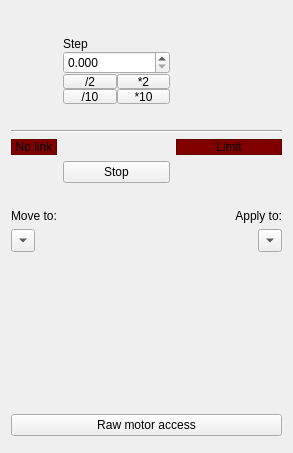
Above: share/imblSlits/slits.ui from AustralianSynchrotron/imblSlits before the change. Below: the same form after it.
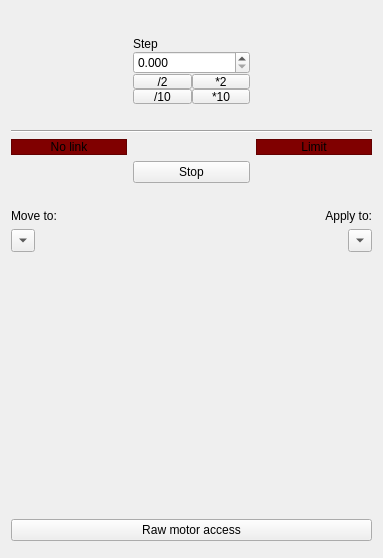
That is the form after the change. Custom widgets are drawn as their Qt base class.

Diff of the .ui file:
```diff
--- a/share/imblSlits/slits.ui
+++ b/share/imblSlits/slits.ui
@@ -6,8 +6,8 @@
    <rect>
     <x>0</x>
     <y>0</y>
-    <width>293</width>
-    <height>453</height>
+    <width>383</width>
+    <height>558</height>
    </rect>
   </property>
   <property name="windowTitle">
@@ -202,71 +202,6 @@
      </property>
     </widget>
    </item>
-   <item row="7" column="0">
-    <layout class="QVBoxLayout" name="verticalLayout_2">
-     <item>
-      <widget class="QLabel" name="label_4">
-       <property name="text">
-        <string/>
-       </property>
-      </widget>
-     </item>
-     <item>
-      <widget class="QLabel" name="label_2">
-       <property name="text">
-        <string>Move to:</string>
-       </property>
-      </widget>
-     </item>
-     <item>
-      <widget class="QToolButton" name="moveTo">
-       <property name="text">
-        <string>...</string>
-       </property>
-       <property name="popupMode">
-        <enum>QToolButton::InstantPopup</enum>
-       </property>
-       <property name="arrowType">
-        <enum>Qt::DownArrow</enum>
-       </property>
-      </widget>
-     </item>
-    </layout>
-   </item>
-   <item row="7" column="2">
-    <layout class="QGridLayout" name="gridLayout_2">
-     <item row="2" column="1">
-      <widget class="QToolButton" name="applyTo">
-       <property name="text">
-        <string>...</string>
-       </property>
-       <property name="popupMode">
-        <enum>QToolButton::InstantPopup</enum>
-       </property>
-       <property name="arrowType">
-        <enum>Qt::DownArrow</enum>
-       </property>
-      </widget>
-     </item>
-     <item row="1" column="0" colspan="2">
-      <widget class="QLabel" name="label_5">
-       <property name="text">
-        <string>Apply to:</string>
-       </property>
-       <property name="alignment">
-        <set>Qt::AlignRight|Qt::AlignTrailing|Qt::AlignVCenter</set>
-       </property>
-      </widget>
-     </item>
-     <item row="0" column="0" colspan="2">
-      <widget class="QLabel" name="label_3">
-       <property name="text">
-        <string/>
-       </property>
-      </widget>
-     </item>
-    </layout>
-   </item>
    <item row="2" column="1">
     <widget class="QWidget" name="stepWidget" native="true">
      <layout class="QGridLayout" name="gridLayout_8">
@@ -381,6 +316,108 @@
      </layout>
     </widget>
    </item>
+   <item row="7" column="0">
+    <widget class="QWidget" name="" native="true">
+     <property name="toolTip">
+      <string>Moves these slits to match the selected item.</string>
+     </property>
+     <layout class="QVBoxLayout" name="verticalLayout_2">
+      <property name="leftMargin">
+       <number>0</number>
+      </property>
+      <property name="topMargin">
+       <number>0</number>
+      </property>
+      <property name="rightMargin">
+       <number>0</number>
+      </property>
+      <property name="bottomMargin">
+       <number>0</number>
+      </property>
+      <item>
+       <widget class="QLabel" name="label_4">
+        <property name="text">
+         <string/>
+        </property>
+       </widget>
+      </item>
+      <item>
+       <widget class="QLabel" name="label_2">
+        <property name="text">
+         <string>Move to:</string>
+        </property>
+       </widget>
+      </item>
+      <item>
+       <widget class="QToolButton" name="moveTo">
+        <property name="text">
+         <string>...</string>
+        </property>
+        <property name="popupMode">
+         <enum>QToolButton::InstantPopup</enum>
+        </property>
+        <property name="arrowType">
+         <enum>Qt::DownArrow</enum>
+        </property>
+       </widget>
+      </item>
+     </layout>
+    </widget>
+   </item>
+   <item row="7" column="2">
+    <widget class="QWidget" name="" native="true">
+     <property name="toolTip">
+      <string>Applies the geometry of these slits to the selected item.</string>
+     </property>
+     <property name="layoutDirection">
+      <enum>Qt::RightToLeft</enum>
+     </property>
+     <layout class="QVBoxLayout" name="verticalLayout_3">
+      <property name="leftMargin">
+       <number>0</number>
+      </property>
+      <property name="topMargin">
+       <number>0</number>
+      </property>
+      <property name="rightMargin">
+       <number>0</number>
+      </property>
+      <property name="bottomMargin">
+       <number>0</number>
+      </property>
+      <item>
+       <widget class="QLabel" name="label_3">
+        <property name="text">
+         <string/>
+        </property>
+       </widget>
+      </item>
+      <item>
+       <widget class="QLabel" name="label_5">
+        <property name="text">
+         <string>Apply to:</string>
+        </property>
+        <property name="alignment">
+         <set>Qt::AlignRight|Qt::AlignTrailing|Qt::AlignVCenter</set>
+        </property>
+       </widget>
+      </item>
+      <item>
+       <widget class="QToolButton" name="applyTo">
+        <property name="text">
+         <string>...</string>
+        </property>
+        <property name="popupMode">
+         <enum>QToolButton::InstantPopup</enum>
+        </property>
+        <property name="arrowType">
+         <enum>Qt::DownArrow</enum>
+        </property>
+       </widget>
+      </item>
+     </layout>
+    </widget>
+   </item>
   </layout>
  </widget>
  <customwidgets>
```
